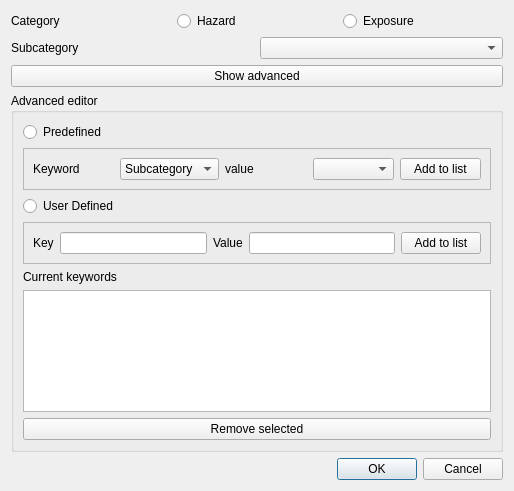
First picture: the form in gui/riabkeywordsdialogbase.ui, repository inasafe/inasafe, before the edit.
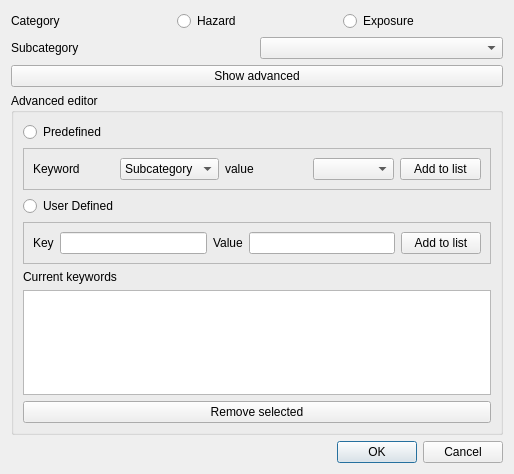
Second picture: the form after the edit.

Commit message: Added make clean target from gui makefile to clean away uic generated files. Got initial advanced toggle interaction working.

Diff of the .ui file:
```diff
--- a/gui/riabkeywordsdialogbase.ui
+++ b/gui/riabkeywordsdialogbase.ui
@@ -7,7 +7,7 @@
     <x>0</x>
     <y>0</y>
     <width>514</width>
-    <height>491</height>
+    <height>474</height>
    </rect>
   </property>
   <property name="windowTitle">
```
Left out of the diff: 36 changed lines with no effect on the pictures. The commit also changes 6 other files.
